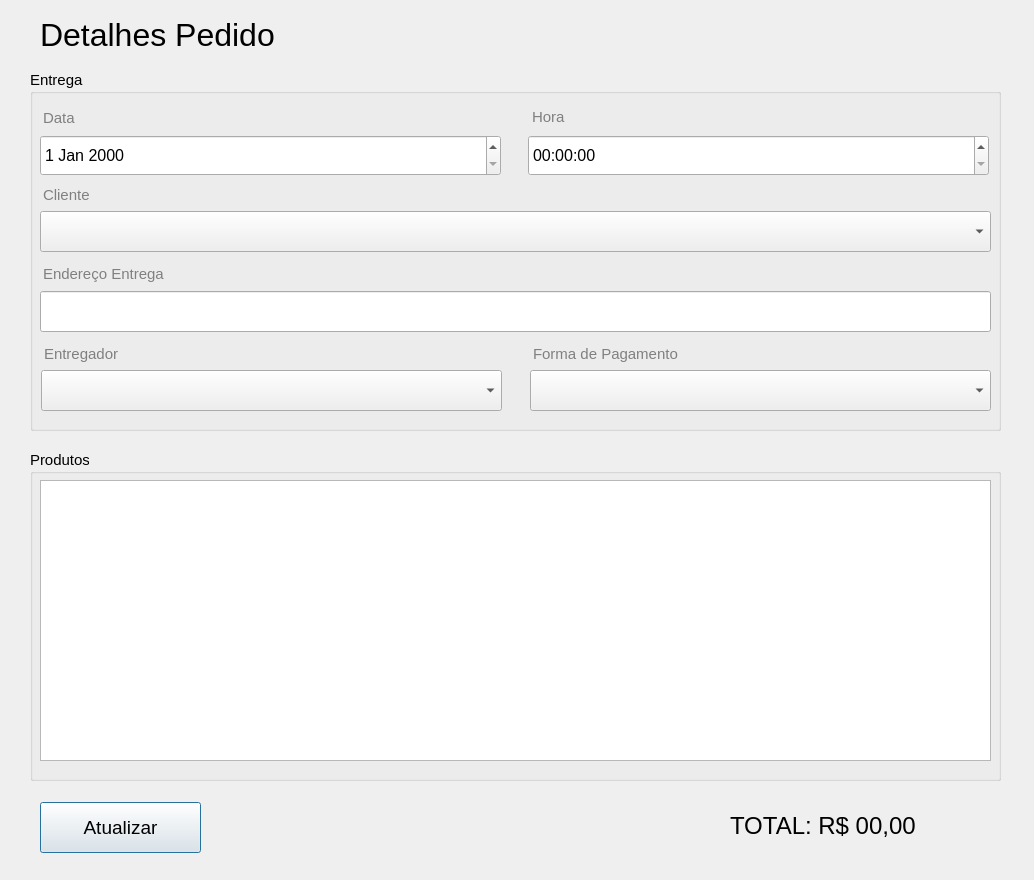
DanPS-SM/app_delivery_2, file edita_pedido.ui: the form before one commit.
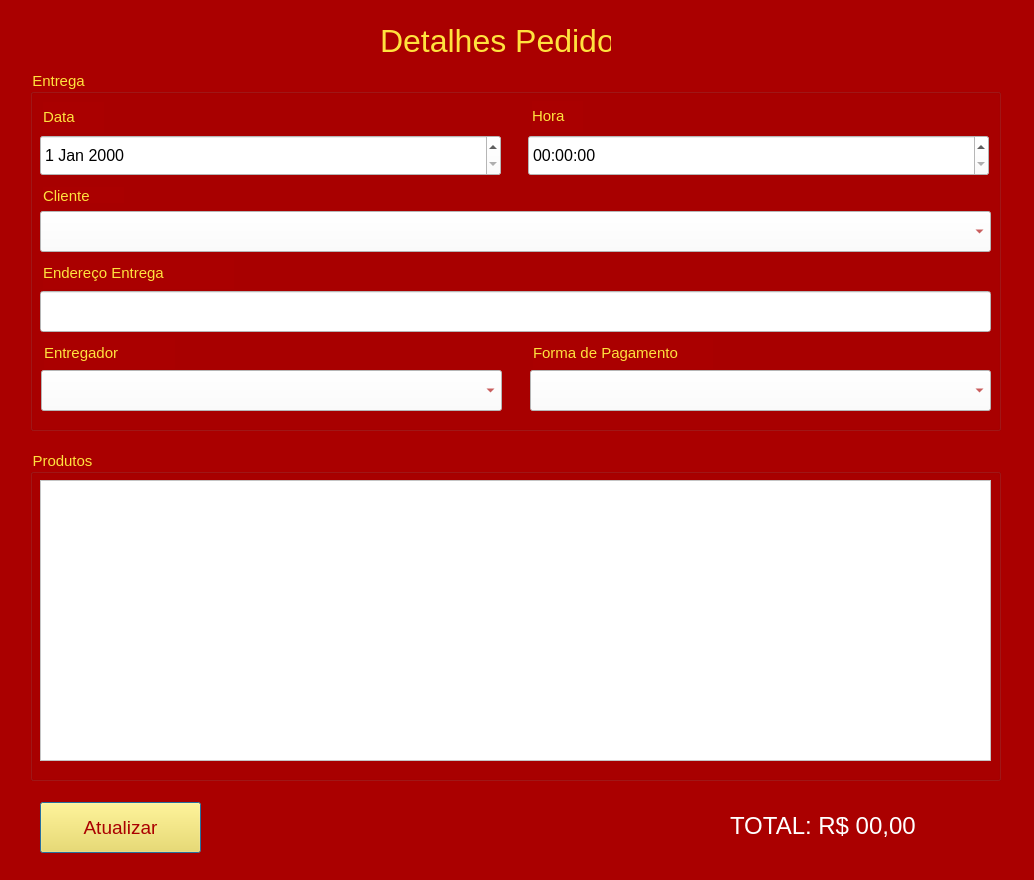
The form after the commit.

Patch:
```diff
--- a/edita_pedido.ui
+++ b/edita_pedido.ui
@@ -13,6 +13,9 @@
   <property name="windowTitle">
    <string>Dialog</string>
   </property>
+  <property name="styleSheet">
+   <string notr="true">background-color: rgb(170, 0, 0);</string>
+  </property>
   <widget class="QPushButton" name="pushButton">
    <property name="geometry">
     <rect>
@@ -22,11 +25,159 @@
      <height>51</height>
     </rect>
    </property>
+   <property name="palette">
+    <palette>
+     <active>
+      <colorrole role="WindowText">
+       <brush brushstyle="SolidPattern">
+        <color alpha="255">
+         <red>170</red>
+         <green>0</green>
+         <blue>0</blue>
+        </color>
+       </brush>
+      </colorrole>
+      <colorrole role="Button">
+       <brush brushstyle="SolidPattern">
+        <color alpha="255">
+         <red>255</red>
+         <green>226</green>
+         <blue>62</blue>
+        </color>
+       </brush>
+      </colorrole>
+      <colorrole role="ButtonText">
+       <brush brushstyle="SolidPattern">
+        <color alpha="255">
+         <red>170</red>
+         <green>0</green>
+         <blue>0</blue>
+        </color>
+       </brush>
+      </colorrole>
+      <colorrole role="Base">
+       <brush brushstyle="SolidPattern">
+        <color alpha="255">
+         <red>255</red>
+         <green>226</green>
+         <blue>62</blue>
+        </color>
+       </brush>
+      </colorrole>
+      <colorrole role="Window">
+       <brush brushstyle="SolidPattern">
+        <color alpha="255">
+         <red>255</red>
+         <green>226</green>
+         <blue>62</blue>
+        </color>
+       </brush>
+      </colorrole>
+     </active>
+     <inactive>
+      <colorrole role="WindowText">
+       <brush brushstyle="SolidPattern">
+        <color alpha="255">
+         <red>170</red>
+         <green>0</green>
+         <blue>0</blue>
+        </color>
+       </brush>
+      </colorrole>
+      <colorrole role="Button">
+       <brush brushstyle="SolidPattern">
+        <color alpha="255">
+         <red>255</red>
+         <green>226</green>
+         <blue>62</blue>
+        </color>
+       </brush>
+      </colorrole>
+      <colorrole role="ButtonText">
+       <brush brushstyle="SolidPattern">
+        <color alpha="255">
+         <red>170</red>
+         <green>0</green>
+         <blue>0</blue>
+        </color>
+       </brush>
+      </colorrole>
+      <colorrole role="Base">
+       <brush brushstyle="SolidPattern">
+        <color alpha="255">
+         <red>255</red>
+         <green>226</green>
+         <blue>62</blue>
+        </color>
+       </brush>
+      </colorrole>
+      <colorrole role="Window">
+       <brush brushstyle="SolidPattern">
+        <color alpha="255">
+         <red>255</red>
+         <green>226</green>
+         <blue>62</blue>
+        </color>
+       </brush>
+      </colorrole>
+     </inactive>
+     <disabled>
+      <colorrole role="WindowText">
+       <brush brushstyle="SolidPattern">
+        <color alpha="255">
+         <red>120</red>
+         <green>120</green>
+         <blue>120</blue>
+        </color>
+       </brush>
+      </colorrole>
+      <colorrole role="Button">
+       <brush brushstyle="SolidPattern">
+        <color alpha="255">
+         <red>255</red>
+         <green>226</green>
+         <blue>62</blue>
+        </color>
+       </brush>
+      </colorrole>
+      <colorrole role="ButtonText">
+       <brush brushstyle="SolidPattern">
+        <color alpha="255">
+         <red>120</red>
+         <green>120</green>
+         <blue>120</blue>
+        </color>
+       </brush>
+      </colorrole>
+      <colorrole role="Base">
+       <brush brushstyle="SolidPattern">
+        <color alpha="255">
+         <red>255</red>
+         <green>226</green>
+         <blue>62</blue>
+        </color>
+       </brush>
+      </colorrole>
+      <colorrole role="Window">
+       <brush brushstyle="SolidPattern">
+        <color alpha="255">
+         <red>255</red>
+         <green>226</green>
+         <blue>62</blue>
+        </color>
+       </brush>
+      </colorrole>
+     </disabled>
+    </palette>
+   </property>
    <property name="font">
     <font>
      <pointsize>14</pointsize>
     </font>
    </property>
+   <property name="styleSheet">
+    <string notr="true">background-color: rgb(255, 226, 62);</string>
+   </property>
    <property name="text">
     <string>Atualizar</string>
    </property>
@@ -40,6 +191,124 @@
      <height>51</height>
     </rect>
    </property>
+   <property name="palette">
+    <palette>
+     <active>
+      <colorrole role="WindowText">
+       <brush brushstyle="SolidPattern">
+        <color alpha="255">
+         <red>255</red>
+         <green>255</green>
+         <blue>255</blue>
+        </color>
+       </brush>
+      </colorrole>
+      <colorrole role="Button">
+       <brush brushstyle="SolidPattern">
+        <color alpha="255">
+         <red>170</red>
+         <green>0</green>
+         <blue>0</blue>
+        </color>
+       </brush>
+      </colorrole>
+      <colorrole role="Base">
+       <brush brushstyle="SolidPattern">
+        <color alpha="255">
+         <red>170</red>
+         <green>0</green>
+         <blue>0</blue>
+        </color>
+       </brush>
+      </colorrole>
+      <colorrole role="Window">
+       <brush brushstyle="SolidPattern">
+        <color alpha="255">
+         <red>170</red>
+         <green>0</green>
+         <blue>0</blue>
+        </color>
+       </brush>
+      </colorrole>
+     </active>
+     <inactive>
+      <colorrole role="WindowText">
+       <brush brushstyle="SolidPattern">
+        <color alpha="255">
+         <red>255</red>
+         <green>255</green>
+         <blue>255</blue>
+        </color>
+       </brush>
+      </colorrole>
+      <colorrole role="Button">
+       <brush brushstyle="SolidPattern">
+        <color alpha="255">
+         <red>170</red>
+         <green>0</green>
+         <blue>0</blue>
+        </color>
+       </brush>
+      </colorrole>
+      <colorrole role="Base">
+       <brush brushstyle="SolidPattern">
+        <color alpha="255">
+         <red>170</red>
+         <green>0</green>
+         <blue>0</blue>
+        </color>
+       </brush>
+      </colorrole>
+      <colorrole role="Window">
+       <brush brushstyle="SolidPattern">
+        <color alpha="255">
+         <red>170</red>
+         <green>0</green>
+         <blue>0</blue>
+        </color>
+       </brush>
+      </colorrole>
+     </inactive>
+     <disabled>
+      <colorrole role="WindowText">
+       <brush brushstyle="SolidPattern">
+        <color alpha="255">
+         <red>120</red>
+         <green>120</green>
+         <blue>120</blue>
+        </color>
+       </brush>
+      </colorrole>
+      <colorrole role="Button">
+       <brush brushstyle="SolidPattern">
+        <color alpha="255">
+         <red>170</red>
+         <green>0</green>
+         <blue>0</blue>
+        </color>
+       </brush>
+      </colorrole>
+      <colorrole role="Base">
+       <brush brushstyle="SolidPattern">
+        <color alpha="255">
+         <red>170</red>
+         <green>0</green>
+         <blue>0</blue>
+        </color>
+       </brush>
+      </colorrole>
+      <colorrole role="Window">
+       <brush brushstyle="SolidPattern">
+        <color alpha="255">
+         <red>170</red>
+         <green>0</green>
+         <blue>0</blue>
+        </color>
+       </brush>
+      </colorrole>
+     </disabled>
+    </palette>
+   </property>
    <property name="font">
     <font>
      <pointsize>18</pointsize>
@@ -52,12 +321,130 @@
   <widget class="QLabel" name="label_9">
    <property name="geometry">
     <rect>
-     <x>40</x>
-     <y>4</y>
-     <width>301</width>
+     <x>380</x>
+     <y>10</y>
+     <width>231</width>
      <height>61</height>
     </rect>
    </property>
+   <property name="palette">
+    <palette>
+     <active>
+      <colorrole role="WindowText">
+       <brush brushstyle="SolidPattern">
+        <color alpha="255">
+         <red>255</red>
+         <green>226</green>
+         <blue>62</blue>
+        </color>
+       </brush>
+      </colorrole>
+      <colorrole role="Button">
+       <brush brushstyle="SolidPattern">
+        <color alpha="255">
+         <red>170</red>
+         <green>0</green>
+         <blue>0</blue>
+        </color>
+       </brush>
+      </colorrole>
+      <colorrole role="Base">
+       <brush brushstyle="SolidPattern">
+        <color alpha="255">
+         <red>170</red>
+         <green>0</green>
+         <blue>0</blue>
+        </color>
+       </brush>
+      </colorrole>
+      <colorrole role="Window">
+       <brush brushstyle="SolidPattern">
+        <color alpha="255">
+         <red>170</red>
+         <green>0</green>
+         <blue>0</blue>
+        </color>
+       </brush>
+      </colorrole>
+     </active>
+     <inactive>
+      <colorrole role="WindowText">
+       <brush brushstyle="SolidPattern">
+        <color alpha="255">
+         <red>255</red>
+         <green>226</green>
+         <blue>62</blue>
+        </color>
+       </brush>
+      </colorrole>
+      <colorrole role="Button">
+       <brush brushstyle="SolidPattern">
+        <color alpha="255">
+         <red>170</red>
+         <green>0</green>
+         <blue>0</blue>
+        </color>
+       </brush>
+      </colorrole>
+      <colorrole role="Base">
+       <brush brushstyle="SolidPattern">
+        <color alpha="255">
+         <red>170</red>
+         <green>0</green>
+         <blue>0</blue>
+        </color>
+       </brush>
+      </colorrole>
+      <colorrole role="Window">
+       <brush brushstyle="SolidPattern">
+        <color alpha="255">
+         <red>170</red>
+         <green>0</green>
+         <blue>0</blue>
+        </color>
+       </brush>
+      </colorrole>
+     </inactive>
+     <disabled>
+      <colorrole role="WindowText">
+       <brush brushstyle="SolidPattern">
+        <color alpha="255">
+         <red>120</red>
+         <green>120</green>
+         <blue>120</blue>
+        </color>
+       </brush>
+      </colorrole>
+      <colorrole role="Button">
+       <brush brushstyle="SolidPattern">
+        <color alpha="255">
+         <red>170</red>
+         <green>0</green>
+         <blue>0</blue>
+        </color>
+       </brush>
+      </colorrole>
+      <colorrole role="Base">
+       <brush brushstyle="SolidPattern">
+        <color alpha="255">
+         <red>170</red>
+         <green>0</green>
+         <blue>0</blue>
+        </color>
+       </brush>
+      </colorrole>
+      <colorrole role="Window">
+       <brush brushstyle="SolidPattern">
+        <color alpha="255">
+         <red>170</red>
+         <green>0</green>
+         <blue>0</blue>
+        </color>
+       </brush>
+      </colorrole>
+     </disabled>
+    </palette>
+   </property>
    <property name="font">
     <font>
      <pointsize>24</pointsize>
@@ -76,6 +463,124 @@
      <height>361</height>
     </rect>
    </property>
+   <property name="palette">
+    <palette>
+     <active>
+      <colorrole role="WindowText">
+       <brush brushstyle="SolidPattern">
+        <color alpha="255">
+         <red>255</red>
+         <green>226</green>
+         <blue>62</blue>
+        </color>
+       </brush>
+      </colorrole>
+      <colorrole role="Button">
+       <brush brushstyle="SolidPattern">
+        <color alpha="255">
+         <red>170</red>
+         <green>0</green>
+         <blue>0</blue>
+        </color>
+       </brush>
+      </colorrole>
+      <colorrole role="Base">
+       <brush brushstyle="SolidPattern">
+        <color alpha="255">
+         <red>170</red>
+         <green>0</green>
+         <blue>0</blue>
+        </color>
+       </brush>
+      </colorrole>
+      <colorrole role="Window">
+       <brush brushstyle="SolidPattern">
+        <color alpha="255">
+         <red>170</red>
+         <green>0</green>
+         <blue>0</blue>
+        </color>
+       </brush>
+      </colorrole>
+     </active>
+     <inactive>
+      <colorrole role="WindowText">
+       <brush brushstyle="SolidPattern">
+        <color alpha="255">
+         <red>255</red>
+         <green>226</green>
+         <blue>62</blue>
+        </color>
+       </brush>
+      </colorrole>
+      <colorrole role="Button">
+       <brush brushstyle="SolidPattern">
+        <color alpha="255">
+         <red>170</red>
+         <green>0</green>
+         <blue>0</blue>
+        </color>
+       </brush>
+      </colorrole>
+      <colorrole role="Base">
+       <brush brushstyle="SolidPattern">
+        <color alpha="255">
+         <red>170</red>
+         <green>0</green>
+         <blue>0</blue>
+        </color>
+       </brush>
+      </colorrole>
+      <colorrole role="Window">
+       <brush brushstyle="SolidPattern">
+        <color alpha="255">
+         <red>170</red>
+         <green>0</green>
+         <blue>0</blue>
+        </color>
+       </brush>
+      </colorrole>
+     </inactive>
+     <disabled>
+      <colorrole role="WindowText">
+       <brush brushstyle="SolidPattern">
+        <color alpha="255">
+         <red>120</red>
+         <green>120</green>
+         <blue>120</blue>
+        </color>
+       </brush>
+      </colorrole>
+      <colorrole role="Button">
+       <brush brushstyle="SolidPattern">
+        <color alpha="255">
+         <red>170</red>
+         <green>0</green>
+         <blue>0</blue>
+        </color>
+       </brush>
+      </colorrole>
+      <colorrole role="Base">
+       <brush brushstyle="SolidPattern">
+        <color alpha="255">
+         <red>170</red>
+         <green>0</green>
+         <blue>0</blue>
+        </color>
+       </brush>
+      </colorrole>
+      <colorrole role="Window">
+       <brush brushstyle="SolidPattern">
+        <color alpha="255">
+         <red>170</red>
+         <green>0</green>
+         <blue>0</blue>
+        </color>
+       </brush>
+      </colorrole>
+     </disabled>
+    </palette>
+   </property>
    <property name="font">
     <font>
      <pointsize>11</pointsize>
@@ -93,11 +598,132 @@
       <height>41</height>
      </rect>
     </property>
+    <property name="palette">
+     <palette>
+      <active>
+       <colorrole role="Button">
+        <brush brushstyle="SolidPattern">
+         <color alpha="255">
+          <red>255</red>
+          <green>255</green>
+          <blue>255</blue>
+         </color>
+        </brush>
+       </colorrole>
+       <colorrole role="ButtonText">
+        <brush brushstyle="SolidPattern">
+         <color alpha="255">
+          <red>170</red>
+          <green>0</green>
+          <blue>0</blue>
+         </color>
+        </brush>
+       </colorrole>
+       <colorrole role="Base">
+        <brush brushstyle="SolidPattern">
+         <color alpha="255">
+          <red>255</red>
+          <green>255</green>
+          <blue>255</blue>
+         </color>
+        </brush>
+       </colorrole>
+       <colorrole role="Window">
+        <brush brushstyle="SolidPattern">
+         <color alpha="255">
+          <red>255</red>
+          <green>255</green>
+          <blue>255</blue>
+         </color>
+        </brush>
+       </colorrole>
+      </active>
+      <inactive>
+       <colorrole role="Button">
+        <brush brushstyle="SolidPattern">
+         <color alpha="255">
+          <red>255</red>
+          <green>255</green>
+          <blue>255</blue>
+         </color>
+        </brush>
+       </colorrole>
+       <colorrole role="ButtonText">
+        <brush brushstyle="SolidPattern">
+         <color alpha="255">
+          <red>170</red>
+          <green>0</green>
+          <blue>0</blue>
+         </color>
+        </brush>
+       </colorrole>
+       <colorrole role="Base">
+        <brush brushstyle="SolidPattern">
+         <color alpha="255">
+          <red>255</red>
+          <green>255</green>
+          <blue>255</blue>
+         </color>
+        </brush>
+       </colorrole>
+       <colorrole role="Window">
+        <brush brushstyle="SolidPattern">
+         <color alpha="255">
+          <red>255</red>
+          <green>255</green>
+          <blue>255</blue>
+         </color>
+        </brush>
+       </colorrole>
+      </inactive>
+      <disabled>
+       <colorrole role="Button">
+        <brush brushstyle="SolidPattern">
+         <color alpha="255">
+          <red>255</red>
+          <green>255</green>
+          <blue>255</blue>
+         </color>
+        </brush>
+       </colorrole>
+       <colorrole role="ButtonText">
+        <brush brushstyle="SolidPattern">
+         <color alpha="255">
+          <red>120</red>
+          <green>120</green>
+          <blue>120</blue>
+         </color>
+        </brush>
+       </colorrole>
+       <colorrole role="Base">
+        <brush brushstyle="SolidPattern">
+         <color alpha="255">
+          <red>255</red>
+          <green>255</green>
+          <blue>255</blue>
+         </color>
+        </brush>
+       </colorrole>
+       <colorrole role="Window">
+        <brush brushstyle="SolidPattern">
+         <color alpha="255">
+          <red>255</red>
+          <green>255</green>
+          <blue>255</blue>
+         </color>
+        </brush>
+       </colorrole>
+      </disabled>
+     </palette>
+    </property>
     <property name="font">
      <font>
       <pointsize>12</pointsize>
      </font>
     </property>
+    <property name="styleSheet">
+     <string notr="true">background-color: rgb(255, 255, 255);</string>
+    </property>
    </widget>
    <widget class="QLabel" name="label_4">
     <property name="geometry">
@@ -117,7 +743,7 @@
      <string notr="true">color:gray;</string>
     </property>
     <property name="text">
-     <string>Hora</string>
+     <string>&lt;html&gt;&lt;head/&gt;&lt;body&gt;&lt;p&gt;&lt;span style=&quot; color:#ffe23e;&quot;&gt;Hora&lt;/span&gt;&lt;/p&gt;&lt;/body&gt;&lt;/html&gt;</string>
     </property>
    </widget>
    <widget class="QLabel" name="label">
@@ -138,7 +764,7 @@
      <string notr="true">color:gray;</string>
     </property>
     <property name="text">
-     <string>Data</string>
+     <string>&lt;html&gt;&lt;head/&gt;&lt;body&gt;&lt;p&gt;&lt;span style=&quot; color:#ffe23e;&quot;&gt;Data&lt;/span&gt;&lt;/p&gt;&lt;/body&gt;&lt;/html&gt;</string>
     </property>
    </widget>
    <widget class="QLabel" name="label_7">
@@ -159,7 +785,7 @@
      <string notr="true">color:gray;</string>
     </property>
     <property name="text">
-     <string>Forma de Pagamento</string>
+     <string>&lt;html&gt;&lt;head/&gt;&lt;body&gt;&lt;p&gt;&lt;span style=&quot; color:#ffe23e;&quot;&gt;Forma de Pagamento&lt;/span&gt;&lt;/p&gt;&lt;/body&gt;&lt;/html&gt;</string>
     </property>
    </widget>
    <widget class="QLabel" name="label_2">
@@ -180,7 +806,7 @@
      <string notr="true">color:gray;</string>
     </property>
     <property name="text">
-     <string>Cliente</string>
+     <string>&lt;html&gt;&lt;head/&gt;&lt;body&gt;&lt;p&gt;&lt;span style=&quot; color:#ffe23e;&quot;&gt;Cliente&lt;/span&gt;&lt;/p&gt;&lt;/body&gt;&lt;/html&gt;</string>
     </property>
    </widget>
    <widget class="QComboBox" name="comboBox_3">
@@ -192,11 +818,132 @@
       <height>41</height>
      </rect>
     </property>
+    <property name="palette">
+     <palette>
+      <active>
+       <colorrole role="Button">
+        <brush brushstyle="SolidPattern">
+         <color alpha="255">
+          <red>255</red>
+          <green>255</green>
+          <blue>255</blue>
+         </color>
+        </brush>
+       </colorrole>
+       <colorrole role="ButtonText">
+        <brush brushstyle="SolidPattern">
+         <color alpha="255">
+          <red>170</red>
+          <green>0</green>
+          <blue>0</blue>
+         </color>
+        </brush>
+       </colorrole>
+       <colorrole role="Base">
+        <brush brushstyle="SolidPattern">
+         <color alpha="255">
+          <red>255</red>
+          <green>255</green>
+          <blue>255</blue>
+         </color>
+        </brush>
+       </colorrole>
+       <colorrole role="Window">
+        <brush brushstyle="SolidPattern">
+         <color alpha="255">
+          <red>255</red>
+          <green>255</green>
+          <blue>255</blue>
+         </color>
+        </brush>
+       </colorrole>
+      </active>
+      <inactive>
+       <colorrole role="Button">
+        <brush brushstyle="SolidPattern">
+         <color alpha="255">
+          <red>255</red>
+          <green>255</green>
+          <blue>255</blue>
+         </color>
+        </brush>
+       </colorrole>
+       <colorrole role="ButtonText">
+        <brush brushstyle="SolidPattern">
+         <color alpha="255">
+          <red>170</red>
+          <green>0</green>
+          <blue>0</blue>
+         </color>
+        </brush>
+       </colorrole>
+       <colorrole role="Base">
+        <brush brushstyle="SolidPattern">
+         <color alpha="255">
+          <red>255</red>
+          <green>255</green>
+          <blue>255</blue>
+         </color>
+        </brush>
+       </colorrole>
+       <colorrole role="Window">
+        <brush brushstyle="SolidPattern">
+         <color alpha="255">
+          <red>255</red>
+          <green>255</green>
+          <blue>255</blue>
+         </color>
+        </brush>
+       </colorrole>
+      </inactive>
+      <disabled>
+       <colorrole role="Button">
+        <brush brushstyle="SolidPattern">
+         <color alpha="255">
+          <red>255</red>
+          <green>255</green>
+          <blue>255</blue>
+         </color>
+        </brush>
+       </colorrole>
+       <colorrole role="ButtonText">
+        <brush brushstyle="SolidPattern">
+         <color alpha="255">
+          <red>120</red>
+          <green>120</green>
+          <blue>120</blue>
+         </color>
+        </brush>
+       </colorrole>
+       <colorrole role="Base">
+        <brush brushstyle="SolidPattern">
+         <color alpha="255">
+          <red>255</red>
+          <green>255</green>
+          <blue>255</blue>
+         </color>
+        </brush>
+       </colorrole>
+       <colorrole role="Window">
+        <brush brushstyle="SolidPattern">
+         <color alpha="255">
+          <red>255</red>
+          <green>255</green>
+          <blue>255</blue>
+         </color>
+        </brush>
+       </colorrole>
+      </disabled>
+     </palette>
+    </property>
     <property name="font">
      <font>
       <pointsize>12</pointsize>
      </font>
     </property>
+    <property name="styleSheet">
+     <string notr="true">background-color: rgb(255, 255, 255);</string>
+    </property>
    </widget>
    <widget class="QTimeEdit" name="timeEdit">
     <property name="geometry">
@@ -212,6 +959,9 @@
       <pointsize>12</pointsize>
      </font>
     </property>
+    <property name="styleSheet">
+     <string notr="true">background-color: rgb(255, 255, 255);</string>
+    </property>
    </widget>
    <widget class="QLabel" name="label_3">
     <property name="geometry">
@@ -231,7 +981,7 @@
      <string notr="true">color:gray;</string>
     </property>
     <property name="text">
-     <string>Endereço Entrega</string>
+     <string>&lt;html&gt;&lt;head/&gt;&lt;body&gt;&lt;p&gt;&lt;span style=&quot; color:#ffe23e;&quot;&gt;Endereço Entrega&lt;/span&gt;&lt;/p&gt;&lt;/body&gt;&lt;/html&gt;</string>
     </property>
    </widget>
    <widget class="QDateEdit" name="dateEdit">
@@ -248,6 +998,9 @@
       <pointsize>12</pointsize>
      </font>
     </property>
+    <property name="styleSheet">
+     <string notr="true">background-color: rgb(255, 255, 255);</string>
+    </property>
    </widget>
    <widget class="QLineEdit" name="lineEdit_2">
     <property name="geometry">
@@ -263,6 +1016,9 @@
       <pointsize>12</pointsize>
      </font>
     </property>
+    <property name="styleSheet">
+     <string notr="true">background-color: rgb(255, 255, 255);</string>
+    </property>
    </widget>
    <widget class="QLabel" name="label_5">
     <property name="geometry">
@@ -282,7 +1038,7 @@
      <string notr="true">color:gray;</string>
     </property>
     <property name="text">
-     <string>Entregador</string>
+     <string>&lt;html&gt;&lt;head/&gt;&lt;body&gt;&lt;p&gt;&lt;span style=&quot; color:#ffe23e;&quot;&gt;Entregador&lt;/span&gt;&lt;/p&gt;&lt;/body&gt;&lt;/html&gt;</string>
     </property>
    </widget>
    <widget class="QComboBox" name="comboBox_2">
@@ -294,11 +1050,132 @@
       <height>41</height>
      </rect>
     </property>
+    <property name="palette">
+     <palette>
+      <active>
+       <colorrole role="Button">
+        <brush brushstyle="SolidPattern">
+         <color alpha="255">
+          <red>255</red>
+          <green>255</green>
+          <blue>255</blue>
+         </color>
+        </brush>
+       </colorrole>
+       <colorrole role="ButtonText">
+        <brush brushstyle="SolidPattern">
+         <color alpha="255">
+          <red>170</red>
+          <green>0</green>
+          <blue>0</blue>
+         </color>
+        </brush>
+       </colorrole>
+       <colorrole role="Base">
+        <brush brushstyle="SolidPattern">
+         <color alpha="255">
+          <red>255</red>
+          <green>255</green>
+          <blue>255</blue>
+         </color>
+        </brush>
+       </colorrole>
+       <colorrole role="Window">
+        <brush brushstyle="SolidPattern">
+         <color alpha="255">
+          <red>255</red>
+          <green>255</green>
+          <blue>255</blue>
+         </color>
+        </brush>
+       </colorrole>
+      </active>
+      <inactive>
+       <colorrole role="Button">
+        <brush brushstyle="SolidPattern">
+         <color alpha="255">
+          <red>255</red>
+          <green>255</green>
+          <blue>255</blue>
+         </color>
+        </brush>
+       </colorrole>
+       <colorrole role="ButtonText">
+        <brush brushstyle="SolidPattern">
+         <color alpha="255">
+          <red>170</red>
+          <green>0</green>
+          <blue>0</blue>
+         </color>
+        </brush>
+       </colorrole>
+       <colorrole role="Base">
+        <brush brushstyle="SolidPattern">
+         <color alpha="255">
+          <red>255</red>
+          <green>255</green>
+          <blue>255</blue>
+         </color>
+        </brush>
+       </colorrole>
+       <colorrole role="Window">
+        <brush brushstyle="SolidPattern">
+         <color alpha="255">
+          <red>255</red>
+          <green>255</green>
+          <blue>255</blue>
+         </color>
+        </brush>
+       </colorrole>
+      </inactive>
+      <disabled>
+       <colorrole role="Button">
+        <brush brushstyle="SolidPattern">
+         <color alpha="255">
+          <red>255</red>
+          <green>255</green>
+          <blue>255</blue>
+         </color>
+        </brush>
+       </colorrole>
+       <colorrole role="ButtonText">
+        <brush brushstyle="SolidPattern">
+         <color alpha="255">
+          <red>120</red>
+          <green>120</green>
+          <blue>120</blue>
+         </color>
+        </brush>
+       </colorrole>
+       <colorrole role="Base">
+        <brush brushstyle="SolidPattern">
+         <color alpha="255">
+          <red>255</red>
+          <green>255</green>
+          <blue>255</blue>
+         </color>
+        </brush>
+       </colorrole>
+       <colorrole role="Window">
+        <brush brushstyle="SolidPattern">
+         <color alpha="255">
+          <red>255</red>
+          <green>255</green>
+          <blue>255</blue>
+         </color>
+        </brush>
+       </colorrole>
+      </disabled>
+     </palette>
+    </property>
     <property name="font">
      <font>
       <pointsize>12</pointsize>
      </font>
     </property>
+    <property name="styleSheet">
+     <string notr="true">background-color: rgb(255, 255, 255);</string>
+    </property>
    </widget>
   </widget>
   <widget class="QGroupBox" name="groupBox_2">
@@ -310,6 +1187,124 @@
      <height>331</height>
     </rect>
    </property>
+   <property name="palette">
+    <palette>
+     <active>
+      <colorrole role="WindowText">
+       <brush brushstyle="SolidPattern">
+        <color alpha="255">
+         <red>255</red>
+         <green>226</green>
+         <blue>62</blue>
+        </color>
+       </brush>
+      </colorrole>
+      <colorrole role="Button">
+       <brush brushstyle="SolidPattern">
+        <color alpha="255">
+         <red>170</red>
+         <green>0</green>
+         <blue>0</blue>
+        </color>
+       </brush>
+      </colorrole>
+      <colorrole role="Base">
+       <brush brushstyle="SolidPattern">
+        <color alpha="255">
+         <red>170</red>
+         <green>0</green>
+         <blue>0</blue>
+        </color>
+       </brush>
+      </colorrole>
+      <colorrole role="Window">
+       <brush brushstyle="SolidPattern">
+        <color alpha="255">
+         <red>170</red>
+         <green>0</green>
+         <blue>0</blue>
+        </color>
+       </brush>
+      </colorrole>
+     </active>
+     <inactive>
+      <colorrole role="WindowText">
+       <brush brushstyle="SolidPattern">
+        <color alpha="255">
+         <red>255</red>
+         <green>226</green>
+         <blue>62</blue>
+        </color>
+       </brush>
+      </colorrole>
+      <colorrole role="Button">
+       <brush brushstyle="SolidPattern">
+        <color alpha="255">
+         <red>170</red>
+         <green>0</green>
+         <blue>0</blue>
+        </color>
+       </brush>
+      </colorrole>
+      <colorrole role="Base">
+       <brush brushstyle="SolidPattern">
+        <color alpha="255">
+         <red>170</red>
+         <green>0</green>
+         <blue>0</blue>
+        </color>
+       </brush>
+      </colorrole>
+      <colorrole role="Window">
+       <brush brushstyle="SolidPattern">
+        <color alpha="255">
+         <red>170</red>
+         <green>0</green>
+         <blue>0</blue>
+        </color>
+       </brush>
+      </colorrole>
+     </inactive>
+     <disabled>
+      <colorrole role="WindowText">
+       <brush brushstyle="SolidPattern">
+        <color alpha="255">
+         <red>120</red>
+         <green>120</green>
+         <blue>120</blue>
+        </color>
+       </brush>
+      </colorrole>
+      <colorrole role="Button">
+       <brush brushstyle="SolidPattern">
+        <color alpha="255">
+         <red>170</red>
+         <green>0</green>
+         <blue>0</blue>
+        </color>
+       </brush>
+      </colorrole>
+      <colorrole role="Base">
+       <brush brushstyle="SolidPattern">
+        <color alpha="255">
+         <red>170</red>
+         <green>0</green>
+         <blue>0</blue>
+        </color>
+       </brush>
+      </colorrole>
+      <colorrole role="Window">
+       <brush brushstyle="SolidPattern">
+        <color alpha="255">
+         <red>170</red>
+         <green>0</green>
+         <blue>0</blue>
+        </color>
+       </brush>
+      </colorrole>
+     </disabled>
+    </palette>
+   </property>
    <property name="font">
     <font>
      <pointsize>11</pointsize>
@@ -332,6 +1327,9 @@
       <pointsize>12</pointsize>
      </font>
     </property>
+    <property name="styleSheet">
+     <string notr="true">background-color: rgb(255, 255, 255);</string>
+    </property>
     <property name="gridStyle">
      <enum>Qt::DotLine</enum>
     </property>
```
